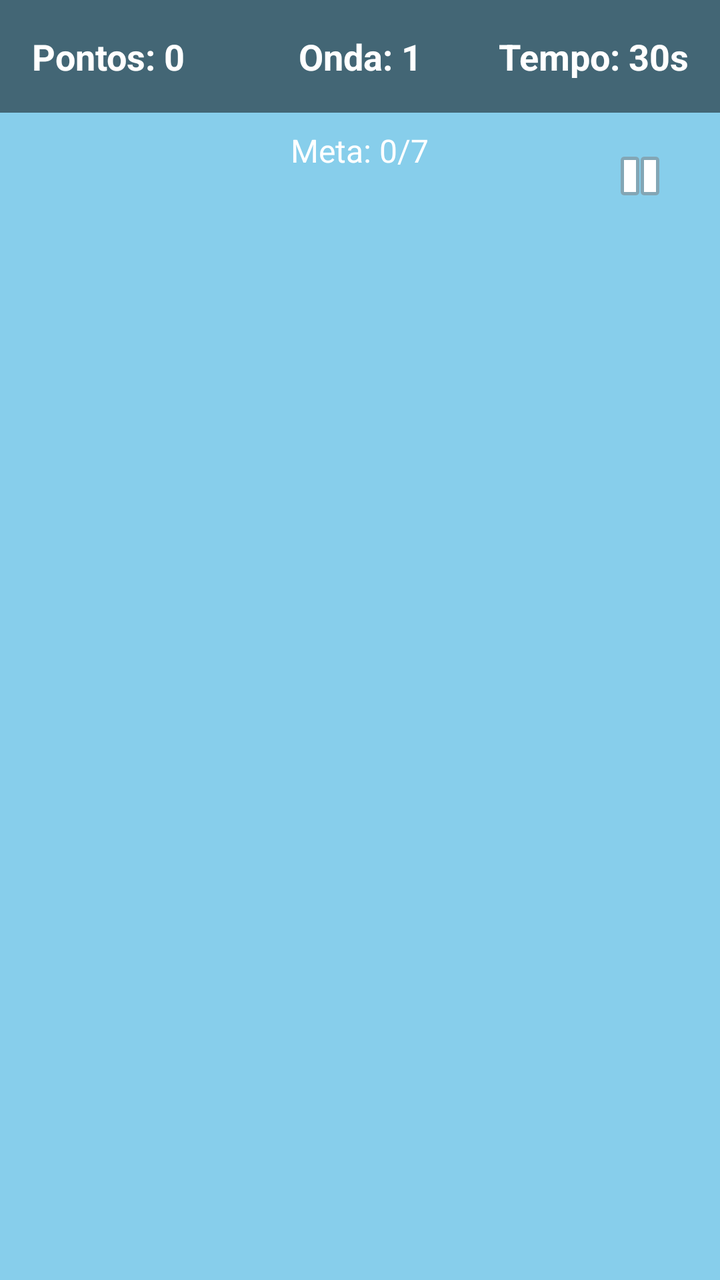
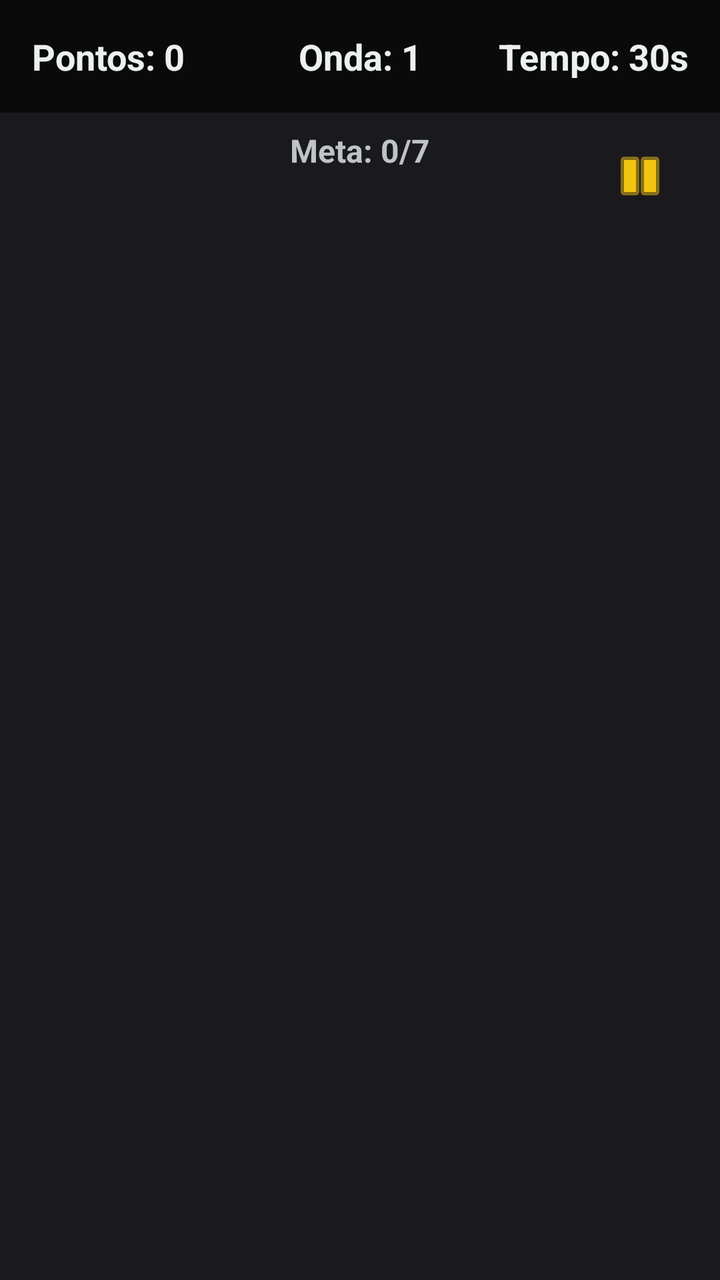

Two renders of the same Android screen: before a commit and after it. Below are the layout's source before the change and the commit's diff.
<!-- AndroidManifest.xml: application theme Theme.RogueDucks -->
<!-- res/layout/activity_game.xml -->
<?xml version="1.0" encoding="utf-8"?>
<RelativeLayout xmlns:android="http://schemas.android.com/apk/res/android"
    android:id="@+id/gameContainer"
    android:layout_width="match_parent"
    android:layout_height="match_parent"
    android:background="#87CEEB"> 

    
    <LinearLayout
        android:id="@+id/hudLayout"
        android:layout_width="match_parent"
        android:layout_height="wrap_content"
        android:orientation="horizontal"
        android:padding="16dp"
        android:background="#80000000">

        <TextView
            android:id="@+id/txtScore"
            android:layout_width="0dp"
            android:layout_height="wrap_content"
            android:layout_weight="1"
            android:text="Pontos: 0"
            android:textColor="#FFFFFF"
            android:textSize="18sp"
            android:textStyle="bold" />

        <TextView
            android:id="@+id/txtWave"
            android:layout_width="0dp"
            android:layout_height="wrap_content"
            android:layout_weight="1"
            android:text="Onda: 1"
            android:textColor="#FFFFFF"
            android:textSize="18sp"
            android:textStyle="bold"
            android:gravity="center" />

        <TextView
            android:id="@+id/txtTime"
            android:layout_width="0dp"
            android:layout_height="wrap_content"
            android:layout_weight="1"
            android:text="Tempo: 30s"
            android:textColor="#FFFFFF"
            android:textSize="18sp"
            android:textStyle="bold"
            android:gravity="end" />
    </LinearLayout>

    <TextView
        android:id="@+id/txtGoal"
        android:layout_width="wrap_content"
        android:layout_height="wrap_content"
        android:layout_below="@id/hudLayout"
        android:layout_centerHorizontal="true"
        android:layout_marginTop="8dp"
        android:text="Meta: 0/7"
        android:textColor="#FFFFFF"
        android:textSize="16sp" />

    
    <ImageButton
        android:id="@+id/btnPause"
        android:layout_width="48dp"
        android:layout_height="48dp"
        android:layout_alignParentTop="true"
        android:layout_alignParentEnd="true"
        android:layout_marginTop="64dp"
        android:layout_marginEnd="16dp"
        android:background="?attr/selectableItemBackgroundBorderless"
        android:src="@android:drawable/ic_media_pause"
        android:contentDescription="Pausar Jogo" />

    
    <LinearLayout
        android:layout_width="wrap_content"
        android:layout_height="wrap_content"
        android:layout_alignParentBottom="true"
        android:layout_alignParentEnd="true"
        android:layout_margin="16dp"
        android:orientation="horizontal">

        <FrameLayout
            android:id="@+id/btnBomba"
            android:layout_width="60dp"
            android:layout_height="60dp"
            android:layout_margin="4dp"
            android:visibility="gone"
            android:background="@drawable/ic_card_bomb">
            <View
                android:id="@+id/overlayBomba"
                android:layout_width="match_parent"
                android:layout_height="0dp"
                android:layout_gravity="bottom"
                android:background="#A0000000" />
            <TextView
                android:id="@+id/txtCdBomba"
                android:layout_width="wrap_content"
                android:layout_height="wrap_content"
                android:layout_gravity="center"
                android:textColor="#FFFFFF"
                android:textSize="14sp"
                android:textStyle="bold" />
        </FrameLayout>

        <FrameLayout
            android:id="@+id/btnPausa"
            android:layout_width="60dp"
            android:layout_height="60dp"
            android:layout_margin="4dp"
            android:visibility="gone"
            android:background="@drawable/ic_card_freeze">
            <View
                android:id="@+id/overlayPausa"
                android:layout_width="match_parent"
                android:layout_height="0dp"
                android:layout_gravity="bottom"
                android:background="#A0000000" />
            <TextView
                android:id="@+id/txtCdPausa"
                android:layout_width="wrap_content"
                android:layout_height="wrap_content"
                android:layout_gravity="center"
                android:textColor="#FFFFFF"
                android:textSize="14sp"
                android:textStyle="bold" />
        </FrameLayout>

        <FrameLayout
            android:id="@+id/btnVento"
            android:layout_width="60dp"
            android:layout_height="60dp"
            android:layout_margin="4dp"
            android:visibility="gone"
            android:background="@drawable/ic_card_wind">
            <View
                android:id="@+id/overlayVento"
                android:layout_width="match_parent"
                android:layout_height="0dp"
                android:layout_gravity="bottom"
                android:background="#A0000000" />
            <TextView
                android:id="@+id/txtCdVento"
                android:layout_width="wrap_content"
                android:layout_height="wrap_content"
                android:layout_gravity="center"
                android:textColor="#FFFFFF"
                android:textSize="14sp"
                android:textStyle="bold" />
        </FrameLayout>

    </LinearLayout>

</RelativeLayout>
<!-- resources referenced by this layout -->
<resources>
  <!-- drawable ic_card_bomb (drawable) -->
  <vector xmlns:android="http://schemas.android.com/apk/res/android"
      android:width="24dp"
      android:height="24dp"
      android:viewportWidth="24"
      android:viewportHeight="24">
      <path
          android:fillColor="#ECF0F1"
          android:pathData="M19,11h-2L17,9h2v2zM15,11h-2L13,9h2v2zM11,11L9,11L9,9h2v2zM12,2L4,10L4,21L12,21L12,2z" />
  </vector>
  <!-- drawable ic_card_freeze (drawable) -->
  <vector xmlns:android="http://schemas.android.com/apk/res/android"
      android:width="24dp"
      android:height="24dp"
      android:viewportWidth="24"
      android:viewportHeight="24">
      <path
          android:fillColor="#ECF0F1"
          android:pathData="M6,19h4L10,5L6,5v14zM14,5v14h4L18,5h-4z" />
  </vector>
  <!-- drawable ic_card_wind (drawable) -->
  <vector xmlns:android="http://schemas.android.com/apk/res/android"
      android:width="24dp"
      android:height="24dp"
      android:viewportWidth="24"
      android:viewportHeight="24">
      <path
          android:fillColor="#ECF0F1"
          android:pathData="M13,3c-2.76,0 -5,2.24 -5,5h2c0,-1.66 1.34,-3 3,-3s3,1.34 3,3 -1.34,3 -3,3L2,11v2h11c2.76,0 5,-2.24 5,-5s-2.24,-5 -5,-5zM7,19c-1.66,0 -3,-1.34 -3,-3s1.34,-3 3,-3h2c0,2.76 2.24,5 5,5s5,-2.24 5,-5h2c0,3.87 -3.13,7 -7,7s-7,-3.13 -7,-7L7,16c-0.55,0 -1,0.45 -1,1s0.45,1 1,1 1,-0.45 1,-1h2c0,1.66 -1.34,3 -3,3z" />
  </vector>
  <style name="Theme.RogueDucks" parent="Base.Theme.RogueDucks" />
  <style name="Base.Theme.RogueDucks" parent="Theme.Material3.DayNight.NoActionBar">
          
          
      </style>
</resources>

<!-- the commit's change to res/layout/activity_game.xml (unified diff, before → after) -->
@@ -1,9 +1,10 @@
 <?xml version="1.0" encoding="utf-8"?>
 <RelativeLayout xmlns:android="http://schemas.android.com/apk/res/android"
+    xmlns:app="http://schemas.android.com/apk/res-auto"
     android:id="@+id/gameContainer"
     android:layout_width="match_parent"
     android:layout_height="match_parent"
-    android:background="#87CEEB"> 
+    android:background="@color/bg_dark">
 
     
     <LinearLayout
@@ -12,7 +13,7 @@
         android:layout_height="wrap_content"
         android:orientation="horizontal"
         android:padding="16dp"
-        android:background="#80000000">
+        android:background="#A0000000">
 
         <TextView
             android:id="@+id/txtScore"
@@ -20,9 +21,7 @@
             android:layout_height="wrap_content"
             android:layout_weight="1"
             android:text="Pontos: 0"
-            android:textColor="#FFFFFF"
-            android:textSize="18sp"
-            android:textStyle="bold" />
+            style="@style/RogueDucks.Text.HUD" />
 
         <TextView
             android:id="@+id/txtWave"
@@ -30,9 +29,7 @@
             android:layout_height="wrap_content"
             android:layout_weight="1"
             android:text="Onda: 1"
-            android:textColor="#FFFFFF"
-            android:textSize="18sp"
-            android:textStyle="bold"
+            style="@style/RogueDucks.Text.HUD"
             android:gravity="center" />
 
         <TextView
@@ -41,9 +38,7 @@
             android:layout_height="wrap_content"
             android:layout_weight="1"
             android:text="Tempo: 30s"
-            android:textColor="#FFFFFF"
-            android:textSize="18sp"
-            android:textStyle="bold"
+            style="@style/RogueDucks.Text.HUD"
             android:gravity="end" />
     </LinearLayout>
 
@@ -55,8 +50,9 @@
         android:layout_centerHorizontal="true"
         android:layout_marginTop="8dp"
         android:text="Meta: 0/7"
-        android:textColor="#FFFFFF"
-        android:textSize="16sp" />
+        android:textColor="@color/text_muted"
+        android:textSize="16sp"
+        android:textStyle="bold" />
 
     
     <ImageButton
@@ -69,6 +65,7 @@
         android:layout_marginEnd="16dp"
         android:background="?attr/selectableItemBackgroundBorderless"
         android:src="@android:drawable/ic_media_pause"
+        app:tint="@color/primary_gold"
         android:contentDescription="Pausar Jogo" />
 
     
@@ -98,8 +95,8 @@
                 android:layout_width="wrap_content"
                 android:layout_height="wrap_content"
                 android:layout_gravity="center"
-                android:textColor="#FFFFFF"
-                android:textSize="14sp"
+                android:textColor="@color/secondary_red"
+                android:textSize="16sp"
                 android:textStyle="bold" />
         </FrameLayout>
 
@@ -121,8 +118,8 @@
                 android:layout_width="wrap_content"
                 android:layout_height="wrap_content"
                 android:layout_gravity="center"
-                android:textColor="#FFFFFF"
-                android:textSize="14sp"
+                android:textColor="@color/secondary_red"
+                android:textSize="16sp"
                 android:textStyle="bold" />
         </FrameLayout>
 
@@ -144,11 +141,10 @@
                 android:layout_width="wrap_content"
                 android:layout_height="wrap_content"
                 android:layout_gravity="center"
-                android:textColor="#FFFFFF"
-                android:textSize="14sp"
+                android:textColor="@color/secondary_red"
+                android:textSize="16sp"
                 android:textStyle="bold" />
         </FrameLayout>
 
     </LinearLayout>
-
 </RelativeLayout>
<!-- resource entries referenced after the edit -->
@@ -1,5 +1,9 @@
 <!-- resources referenced by this layout -->
 <resources>
+  <color name="bg_dark">#1A1A1D</color>
+  <color name="primary_gold">#F1C40F</color>
+  <color name="secondary_red">#E74C3C</color>
+  <color name="text_muted">#BDC3C7</color>
   <!-- drawable ic_card_bomb (drawable) -->
   <vector xmlns:android="http://schemas.android.com/apk/res/android"
       android:width="24dp"
@@ -30,10 +34,20 @@
           android:fillColor="#ECF0F1"
           android:pathData="M13,3c-2.76,0 -5,2.24 -5,5h2c0,-1.66 1.34,-3 3,-3s3,1.34 3,3 -1.34,3 -3,3L2,11v2h11c2.76,0 5,-2.24 5,-5s-2.24,-5 -5,-5zM7,19c-1.66,0 -3,-1.34 -3,-3s1.34,-3 3,-3h2c0,2.76 2.24,5 5,5s5,-2.24 5,-5h2c0,3.87 -3.13,7 -7,7s-7,-3.13 -7,-7L7,16c-0.55,0 -1,0.45 -1,1s0.45,1 1,1 1,-0.45 1,-1h2c0,1.66 -1.34,3 -3,3z" />
   </vector>
+  <style name="RogueDucks.Text.HUD" parent="android:Widget.TextView">
+          <item name="android:textSize">18sp</item>
+          <item name="android:textStyle">bold</item>
+          <item name="android:textColor">@color/text_light</item>
+      </style>
   <style name="Theme.RogueDucks" parent="Base.Theme.RogueDucks" />
+  <color name="text_light">#ECF0F1</color>
   <style name="Base.Theme.RogueDucks" parent="Theme.Material3.DayNight.NoActionBar">
           
-          
+          <item name="colorPrimary">@color/primary_gold</item>
+          <item name="colorSecondary">@color/secondary_red</item>
+          <item name="android:windowBackground">@color/bg_dark</item>
+          <item name="android:statusBarColor">@color/bg_dark</item>
+          <item name="android:navigationBarColor">@color/bg_dark</item>
       </style>
 </resources>
 
